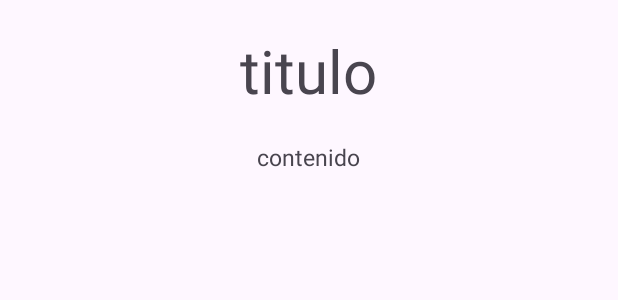
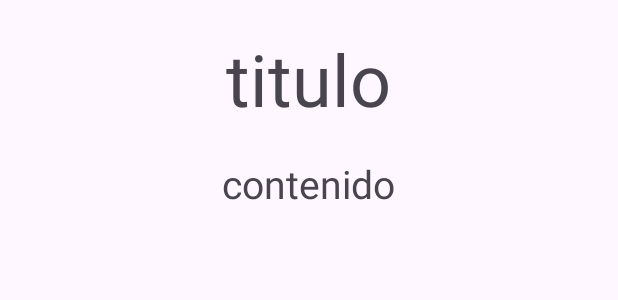
Before and after one commit to ArmijosAndres/NotasAndroid, an Android app: the layout nota_display_layout.xml on its own in the app's theme, with its tools: preview values and no code run, on a phone screen of 412 x 824 dp. Shown: the top 300 px of the screen. Run offline under Robolectric (Android 15) with nearby library versions, the phone set to English and light mode, and no system bars.

Commit message:
lista dinamica

```diff
--- a/app/src/main/java/com/example/notas/Nota.java
+++ b/app/src/main/java/com/example/notas/Nota.java
@@ -1,6 +1,11 @@
 package com.example.notas;
 
 public class Nota {
+
+    //constructor vacio para que inicie el programa
+    public Nota (){
+
+    };
 
     private String Id;
 
--- a/app/src/main/res/layout/nota_display_layout.xml
+++ b/app/src/main/res/layout/nota_display_layout.xml
@@ -10,7 +10,7 @@
         android:layout_width="wrap_content"
         android:layout_height="wrap_content"
         android:text="titulo"
-        android:textSize="40sp"
+        android:textSize="48sp"
         android:layout_gravity="center"
         />
 
@@ -19,7 +19,7 @@
         android:layout_width="wrap_content"
         android:layout_height="wrap_content"
         android:text="contenido"
-        android:textSize="15sp"
+        android:textSize="26sp"
         android:layout_marginTop="20dp"
         android:layout_gravity="center"
         />
```
Also changed, not shown: app/src/main/java/com/example/notas/InicioActivity.java (+58 -2 lines).
